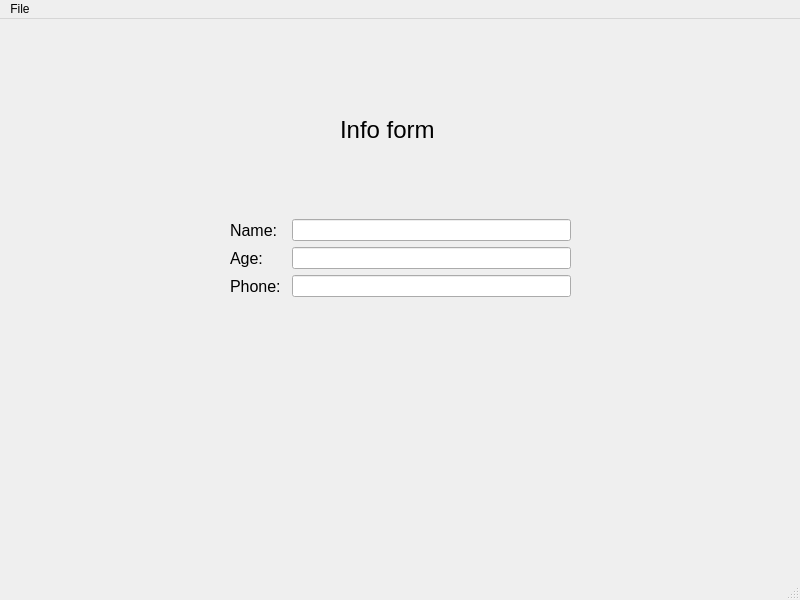
Before: the Qt Designer form qtPracticeEleven/save.ui in yagocdj/PyQt_classes, drawn with Qt 5.
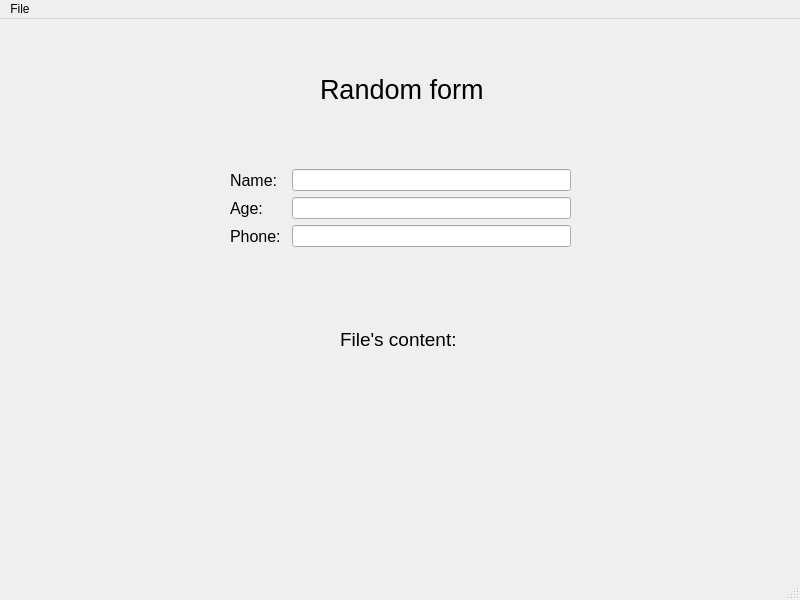
After: the same form once the commit is applied.

Commit message: PyQt5 - Open a file (read it)

Diff of the .ui file:
```diff
--- a/qtPracticeEleven/save.ui
+++ b/qtPracticeEleven/save.ui
@@ -18,7 +18,7 @@
     <property name="geometry">
      <rect>
       <x>230</x>
-      <y>200</y>
+      <y>150</y>
       <width>341</width>
       <height>91</height>
      </rect>
@@ -83,19 +83,55 @@
    <widget class="QLabel" name="label_4">
     <property name="geometry">
      <rect>
+      <x>320</x>
+      <y>40</y>
+      <width>181</width>
+      <height>61</height>
+     </rect>
+    </property>
+    <property name="font">
+     <font>
+      <pointsize>20</pointsize>
+     </font>
+    </property>
+    <property name="text">
+     <string>Random form</string>
+    </property>
+   </widget>
+   <widget class="QLabel" name="label_5">
+    <property name="geometry">
+     <rect>
       <x>340</x>
-      <y>80</y>
-      <width>121</width>
+      <y>290</y>
+      <width>161</width>
       <height>61</height>
      </rect>
     </property>
     <property name="font">
      <font>
-      <pointsize>18</pointsize>
+      <pointsize>14</pointsize>
      </font>
     </property>
     <property name="text">
-     <string>Info form</string>
+     <string>File's content:</string>
+    </property>
+   </widget>
+   <widget class="QLabel" name="label_6">
+    <property name="geometry">
+     <rect>
+      <x>140</x>
+      <y>380</y>
+      <width>521</width>
+      <height>151</height>
+     </rect>
+    </property>
+    <property name="font">
+     <font>
+      <pointsize>12</pointsize>
+     </font>
+    </property>
+    <property name="text">
+     <string/>
     </property>
    </widget>
   </widget>
```
Left out of the diff: 6 changed lines with no effect on the pictures. The commit also changes 2 other files.
